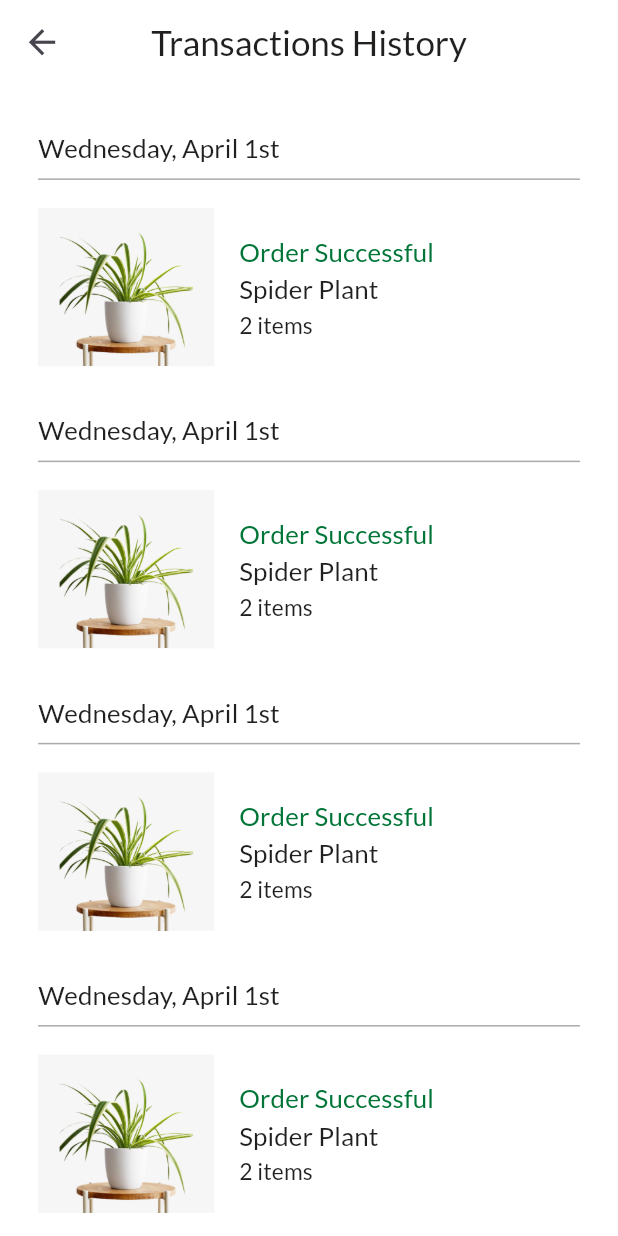
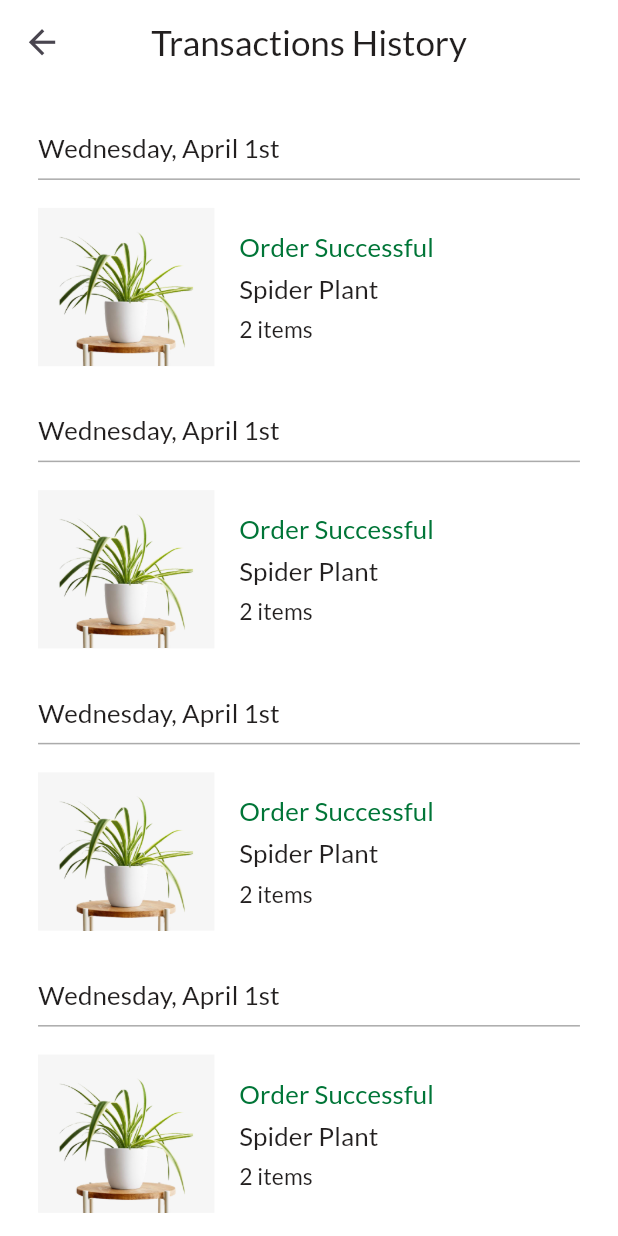
Before and after one commit to Abdusalom0516/Fayzigul, a Flutter app: the TransactionsHistoryScreen screen opened directly, on a phone screen of 412 x 824 dp. Run offline on Flutter 3.47's test engine with Material 3 defaults, Android fonts, the phone set to English and light mode, and no system bars; our stand-ins replace dartz, equatable, firebase_auth, firebase_core, flutter_bloc, flutter_hooks and 2 more; accounts and stored records are empty.

Commit message:
BASE: Enhance Design.

```diff
--- a/lib/presentation/profile/widgets/transactions_card_wd.dart
+++ b/lib/presentation/profile/widgets/transactions_card_wd.dart
@@ -54,25 +54,31 @@ class TransactionsCard extends StatelessWidget {
                     color: colors.fff6f6f6,
                     child: Image.asset(images.plant, fit: BoxFit.cover),
                   ),
-                  Column(
+                  Expanded(
+                    child: Column(
+                      spacing: 3.h,
                       crossAxisAlignment: CrossAxisAlignment.start,
                       children: [
                         Text(
+                          overflow: TextOverflow.ellipsis,
                           "Order Successful",
                           style: AppTextStyles.lato
                               .medium(color: colors.ff007537, fontSize: 17.sp),
                         ),
                         Text(
+                          overflow: TextOverflow.ellipsis,
                           "Spider Plant",
                           style: AppTextStyles.lato
                               .medium(color: colors.ff221fif, fontSize: 17.sp),
                         ),
                         Text(
+                          overflow: TextOverflow.ellipsis,
                           "2 ${texts.items}",
                           style: AppTextStyles.lato
                               .regular(color: colors.ff221fif, fontSize: 15.sp),
                         ),
                       ],
+                    ),
                   )
                 ],
               )
```
Lines whose indentation alone changed are shown as unchanged.
